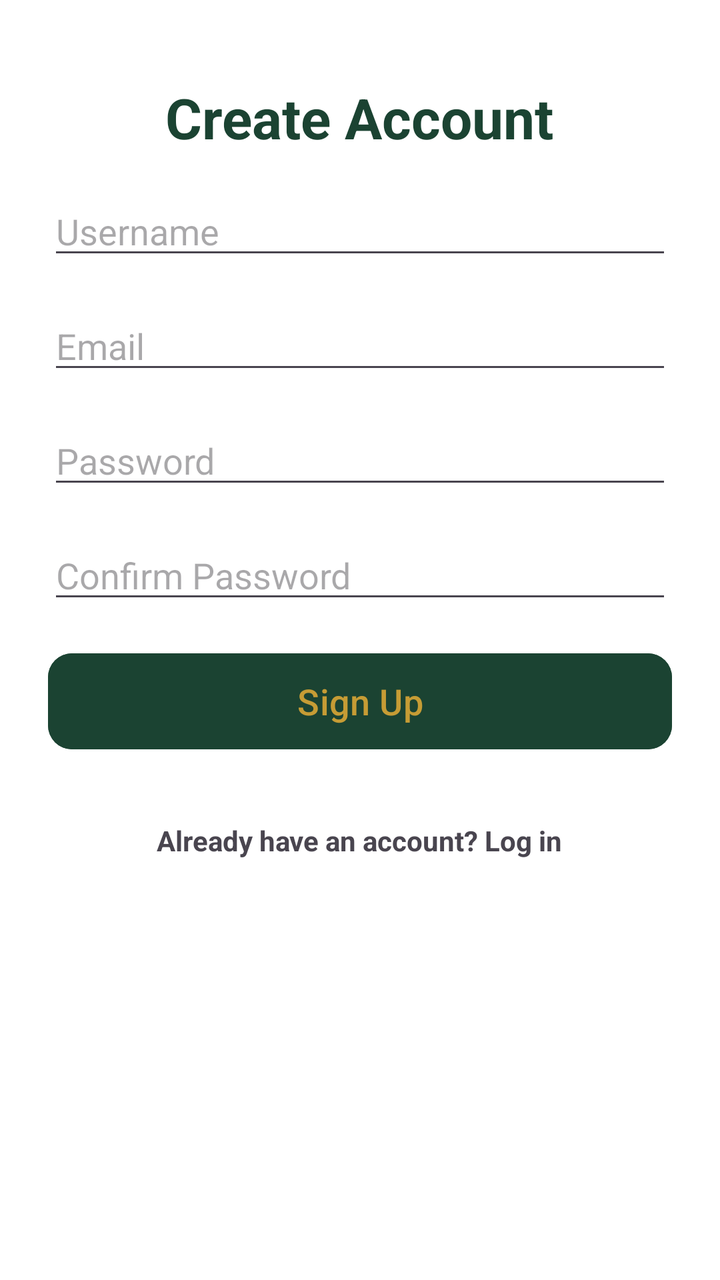
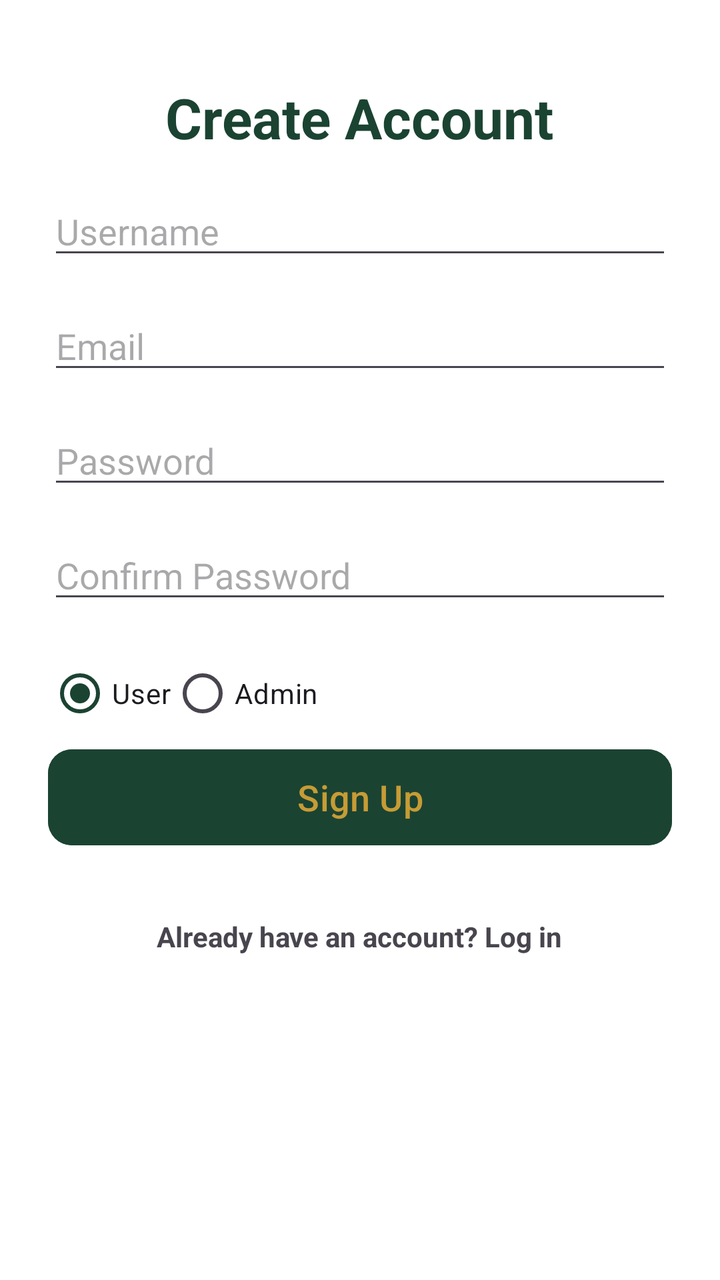

Compare the two renders of this Android layout. The source of the first and the diff that turns it into the second are given below.
<!-- AndroidManifest.xml: application theme Theme.Moes -->
<!-- res/layout/activity_sign_up_screen.xml -->
<?xml version="1.0" encoding="utf-8"?>
<ScrollView xmlns:android="http://schemas.android.com/apk/res/android"
    xmlns:app="http://schemas.android.com/apk/res-auto"
    xmlns:tools="http://schemas.android.com/tools"
    android:layout_width="match_parent"
    android:layout_height="match_parent"
    android:fillViewport="true"
    android:background="@color/white"
    tools:context=".SignUpScreen">

    <LinearLayout
        android:id="@+id/main"
        android:layout_width="match_parent"
        android:layout_height="wrap_content"
        android:orientation="vertical"
        android:padding="24dp"
        android:gravity="center_horizontal">

        

        
        <TextView
            android:id="@+id/txtRegisterTitle"
            android:layout_width="wrap_content"
            android:layout_height="wrap_content"
            android:layout_marginTop="16dp"
            android:text="Create Account"

            android:textColor="@color/moes_forest_green"
            android:textSize="28sp"
            android:textStyle="bold" />

        <EditText
            android:id="@+id/edtUsernameSignup"
            android:layout_width="match_parent"
            android:layout_height="wrap_content"
            android:layout_marginTop="16dp"
            android:layout_marginBottom="16dp"
            android:hint="Username"
            android:inputType="text" />

        <EditText
            android:id="@+id/edtEmailSignup"
            android:layout_width="match_parent"
            android:layout_height="wrap_content"
            android:layout_marginBottom="16dp"
            android:hint="Email"
            android:inputType="textEmailAddress" />

        <EditText
            android:id="@+id/edtPasswordSignup"
            android:layout_width="match_parent"
            android:layout_height="wrap_content"
            android:layout_marginBottom="16dp"
            android:hint="Password"
            android:inputType="textPassword" />

        <EditText
            android:id="@+id/edtConfirmPasswordSignup"
            android:layout_width="match_parent"
            android:layout_height="wrap_content"
            android:layout_marginBottom="16dp"
            android:hint="Confirm Password"
            android:inputType="textPassword" />

        
        <Button
            android:id="@+id/btnRegister"
            android:layout_width="match_parent"
            android:layout_height="56dp"
            android:text="Sign Up"
            android:textSize="18sp"
            android:textAllCaps="false"

            android:backgroundTint="@color/moes_forest_green"
            android:textColor="@color/moes_gold"
            app:cornerRadius="12dp" />

        
        <TextView
            android:id="@+id/txtSignUpRedirect"
            android:layout_width="wrap_content"
            android:layout_height="wrap_content"
            android:layout_marginTop="24dp"
            android:text="Already have an account? Log in"
            android:textStyle="bold"
            android:padding="8dp" />

    </LinearLayout>
</ScrollView>
<!-- resources referenced by this layout -->
<resources>
  <color name="moes_forest_green">#1B4332</color>
  <color name="moes_gold">#C69C35</color>
  <color name="white">#FFFFFF</color>
  <style name="Theme.Moes" parent="Theme.Material3.DayNight.NoActionBar">
      
      <item name="colorPrimary">@color/moes_forest_green</item>
      <item name="colorOnPrimary">@color/moes_gold</item>
  
      
      <item name="colorSecondary">@color/moes_gold</item>
      <item name="colorOnSecondary">@color/white</item>
  
      
      <item name="android:windowBackground">@color/moes_cream</item>
      <item name="android:statusBarColor">@color/moes_dark_header</item>
  </style>
  <color name="moes_cream">#FDFCF0</color>
  <color name="moes_dark_header">#121212</color>
</resources>

<!-- the commit's change to res/layout/activity_sign_up_screen.xml (unified diff, before → after) -->
@@ -63,6 +63,26 @@
             android:hint="Confirm Password"
             android:inputType="textPassword" />
 
+        <RadioGroup    android:id="@+id/rgRole"
+            android:layout_width="match_parent"
+            android:layout_height="wrap_content"
+            android:orientation="horizontal">
+
+            <RadioButton
+                android:id="@+id/rbUser"
+                android:layout_width="wrap_content"
+                android:layout_height="wrap_content"
+                android:text="User"
+                android:checked="true" />
+
+            <RadioButton
+                android:id="@+id/rbAdmin"
+                android:layout_width="wrap_content"
+                android:layout_height="wrap_content"
+                android:text="Admin" />
+
+        </RadioGroup>
+
         
         <Button
             android:id="@+id/btnRegister"
@@ -76,6 +96,8 @@
             android:textColor="@color/moes_gold"
             app:cornerRadius="12dp" />
 
+
+
         
         <TextView
             android:id="@+id/txtSignUpRedirect"
@@ -86,5 +108,10 @@
             android:textStyle="bold"
             android:padding="8dp" />
 
+
+
     </LinearLayout>
+
+
+
 </ScrollView>
